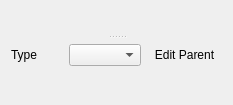
This is src/scipyen/gui/widgets/dataclasswidgets/neuronwidget.ui in ctigaret/scipyen as Qt 5 draws it before an edit. The edited form follows.
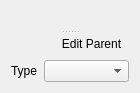
This is the edited form. Icons and pictures are not drawn. Custom widgets are drawn as their Qt base class.

The edit to the form file:
```diff
--- a/src/scipyen/gui/widgets/dataclasswidgets/neuronwidget.ui
+++ b/src/scipyen/gui/widgets/dataclasswidgets/neuronwidget.ui
@@ -6,8 +6,8 @@
    <rect>
     <x>0</x>
     <y>0</y>
-    <width>233</width>
-    <height>105</height>
+    <width>140</width>
+    <height>93</height>
    </rect>
   </property>
   <property name="windowTitle">
@@ -26,23 +26,17 @@
      <widget class="QWidget" name="">
       <layout class="QVBoxLayout" name="verticalLayout">
        <item>
-        <widget class="NameDescriptionWidget" name="nameDescriptionWidget" native="true"/>
-       </item>
-       <item>
-        <layout class="QHBoxLayout" name="horizontalLayout">
+        <layout class="QHBoxLayout" name="horizontalLayout_2">
          <item>
-          <widget class="QLabel" name="label_2">
-           <property name="text">
-            <string>Type</string>
-           </property>
-           <property name="buddy">
-            <cstring>neuronTypeComboBox</cstring>
+          <widget class="NameDescriptionWidget" name="nameDescriptionWidget" native="true">
+           <property name="sizePolicy">
+            <sizepolicy hsizetype="MinimumExpanding" vsizetype="Preferred">
+             <horstretch>0</horstretch>
+             <verstretch>0</verstretch>
+            </sizepolicy>
            </property>
           </widget>
          </item>
-         <item>
-          <widget class="QComboBox" name="neuronTypeComboBox"/>
-         </item>
          <item>
           <widget class="QToolButton" name="editParentToolButton">
            <property name="toolTip">
@@ -67,6 +61,36 @@
          </item>
         </layout>
        </item>
+       <item>
+        <layout class="QHBoxLayout" name="horizontalLayout">
+         <item>
+          <widget class="QLabel" name="label_2">
+           <property name="sizePolicy">
+            <sizepolicy hsizetype="Minimum" vsizetype="Minimum">
+             <horstretch>0</horstretch>
+             <verstretch>0</verstretch>
+            </sizepolicy>
+           </property>
+           <property name="text">
+            <string>Type</string>
+           </property>
+           <property name="buddy">
+            <cstring>neuronTypeComboBox</cstring>
+           </property>
+          </widget>
+         </item>
+         <item>
+          <widget class="QComboBox" name="neuronTypeComboBox">
+           <property name="sizePolicy">
+            <sizepolicy hsizetype="MinimumExpanding" vsizetype="Fixed">
+             <horstretch>0</horstretch>
+             <verstretch>0</verstretch>
+            </sizepolicy>
+           </property>
+          </widget>
+         </item>
+        </layout>
+       </item>
        <item>
         <spacer name="verticalSpacer">
          <property name="orientation">
@@ -74,8 +98,8 @@
          </property>
          <property name="sizeHint" stdset="0">
           <size>
-           <width>20</width>
-           <height>40</height>
+           <width>38</width>
+           <height>13</height>
           </size>
          </property>
         </spacer>
```
